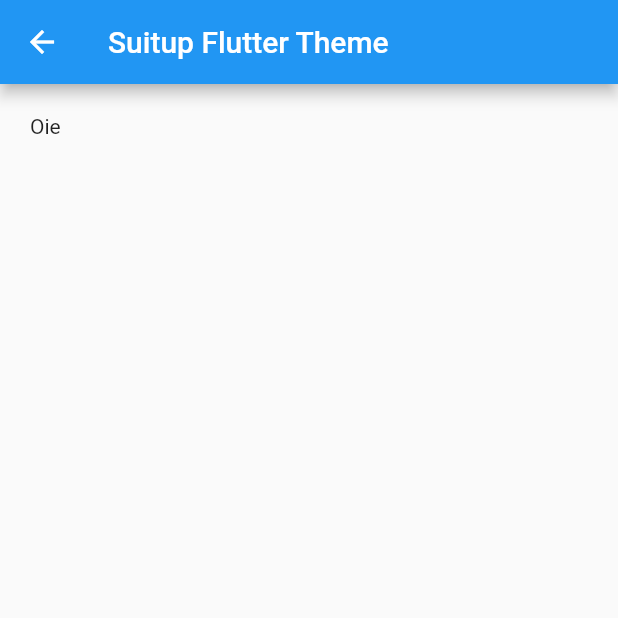
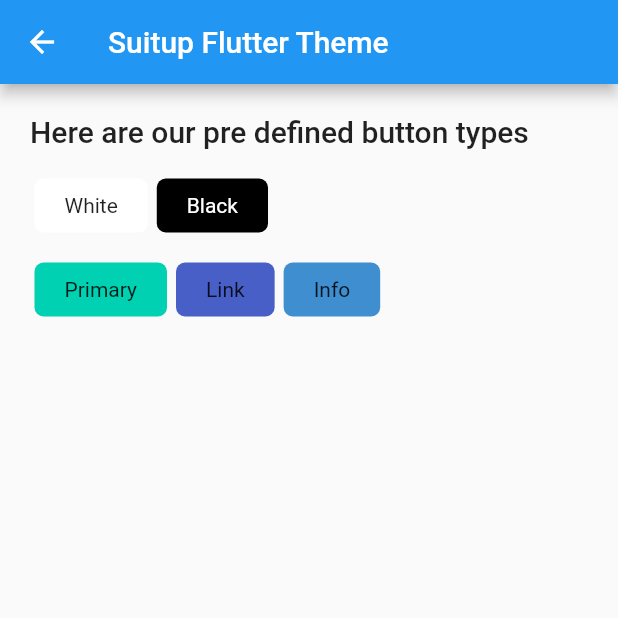
Before and after one commit to marcobraghim/flutter_suitup, a Flutter app: the screen it shows after launch, after a tap on "Button", on a phone screen of 412 x 824 dp, the top half of it. Run offline on Flutter 3.47's test engine with Material 2 defaults, Android fonts, the phone set to English and light mode, and no system bars.

Commit message:
Basic buttons style

```diff
--- a/example/lib/pages/elements/button_page.dart
+++ b/example/lib/pages/elements/button_page.dart
@@ -1,5 +1,6 @@
 import 'package:example/pages/layout.dart';
 import 'package:flutter/material.dart';
+import 'package:flutter_suitup/flutter_suitup.dart';
 
 class ButtonPage extends StatelessWidget {
   static String tag = 'elements/button';
@@ -10,8 +11,51 @@ class ButtonPage extends StatelessWidget {
       content: Padding(
         padding: const EdgeInsets.all(20),
         child: Column(
+          mainAxisSize: MainAxisSize.max,
+          mainAxisAlignment: MainAxisAlignment.start,
+          crossAxisAlignment: CrossAxisAlignment.start,
           children: [
-            Text('Oie'),
+            Text(
+              'Here are our pre defined button types',
+              style: Theme.of(context).textTheme.headline6,
+            ),
+            SizedBox(height: 20),
+            Row(
+              children: [
+                Button(
+                  child: Text('White'),
+                  type: ButtonType.white,
+                  onTap: () => print('White button tapped'),
+                ),
+                Button(
+                  child: Text(
+                    'Black',
+                    style: TextStyle(color: Colors.white),
+                  ),
+                  type: ButtonType.black,
+                  onTap: () => print('Black button tapped'),
+                ),
+              ],
+            ),
+            SizedBox(height: 20),
+            Row(
+              children: [
+                Button(
+                  child: Text('Primary'),
+                  onTap: () => print('Primary button tapped'),
+                ),
+                Button(
+                  child: Text('Link'),
+                  type: ButtonType.link,
+                  onTap: () => print('Link button tapped'),
+                ),
+                Button(
+                  child: Text('Info'),
+                  type: ButtonType.info,
+                  onTap: () => print('Info button tapped'),
+                ),
+              ],
+            ),
           ],
         ),
       ),
--- a/lib/src/elements/button.dart
+++ b/lib/src/elements/button.dart
@@ -18,13 +18,100 @@ import 'package:flutter_suitup/flutter_suitup.dart';
 // }
 //
 
+enum ButtonType { none, white, light, dark, black, text, ghost, primary, link, info, success, warning, danger }
+
 class Button extends StatelessWidget {
+  final Widget child;
+  final ButtonType type;
+  final Color color;
+  final Function onTap;
+  final bool active;
+  final EdgeInsets padding;
+  final EdgeInsets margin;
+
+  /// A button element
+  ///
+  /// When [color] is defined the [type] parameter is completely ignored.
+  ///
+  const Button({
+    Key key,
+    @required this.child,
+    this.type = ButtonType.primary,
+    this.color,
+    @required this.onTap,
+    this.active = true,
+    this.padding,
+    this.margin,
+  })  : assert(child != null, 'This element needs a child'),
+        assert(type != null || color != null, 'You need to provide a TYPE or a COLOR to your button'),
+        assert(onTap != null, 'Provide an action to trigger on tap this ACTIVE button'),
+        super(key: key);
+
   @override
   Widget build(BuildContext context) {
     final s = SuitupSettings.instance;
 
-    return Container(
-      padding: EdgeInsets.symmetric(horizontal: s.em, vertical: s.em / 2),
+    var computedColor = color ?? _computeColorByType();
+
+    // @todo Default text style
+
+    return GestureDetector(
+      onTap: active ? onTap : null,
+      child: Container(
+        padding: padding ?? EdgeInsets.symmetric(horizontal: s.em, vertical: s.em / 2),
+        margin: margin ?? EdgeInsets.symmetric(horizontal: 3), // @todo setting
+        decoration: BoxDecoration(
+          color: computedColor,
+          borderRadius: BorderRadius.circular(6), // @todo setting
+        ),
+        child: child,
+      ),
     );
   }
+
+  Color _computeColorByType() {
+    Color computedColor;
+    switch (type) {
+      case ButtonType.white:
+        computedColor = Color.fromRGBO(255, 255, 255, 1); // @todo setting
+        break;
+      case ButtonType.light:
+        computedColor = Color.fromRGBO(0, 209, 178, 1); // @todo setting
+        break;
+      case ButtonType.dark:
+        computedColor = Color.fromRGBO(0, 0, 0, 1); // @todo setting
+        break;
+      case ButtonType.black:
+        computedColor = Color.fromRGBO(0, 0, 0, 1); // @todo setting
+        break;
+      case ButtonType.text:
+        computedColor = Color.fromRGBO(0, 209, 178, 1); // @todo setting
+        break;
+      case ButtonType.ghost:
+        computedColor = Color.fromRGBO(0, 209, 178, 1); // @todo setting
+        break;
+      case ButtonType.primary:
+        computedColor = Color.fromRGBO(0, 209, 178, 1); // @todo setting
+        break;
+      case ButtonType.link:
+        computedColor = Color.fromRGBO(72, 95, 199, 1); // @todo setting
+        break;
+      case ButtonType.info:
+        computedColor = Color.fromRGBO(62, 142, 208, 1); // @todo setting
+        break;
+      case ButtonType.success:
+        computedColor = Color.fromRGBO(0, 209, 178, 1); // @todo setting
+        break;
+      case ButtonType.warning:
+        computedColor = Color.fromRGBO(0, 209, 178, 1); // @todo setting
+        break;
+      case ButtonType.danger:
+        computedColor = Color.fromRGBO(0, 209, 178, 1); // @todo setting
+        break;
+      case ButtonType.primary:
+      default:
+        computedColor = Color.fromRGBO(0, 209, 178, 1); // @todo setting
+    }
+    return computedColor;
+  }
 }
```
